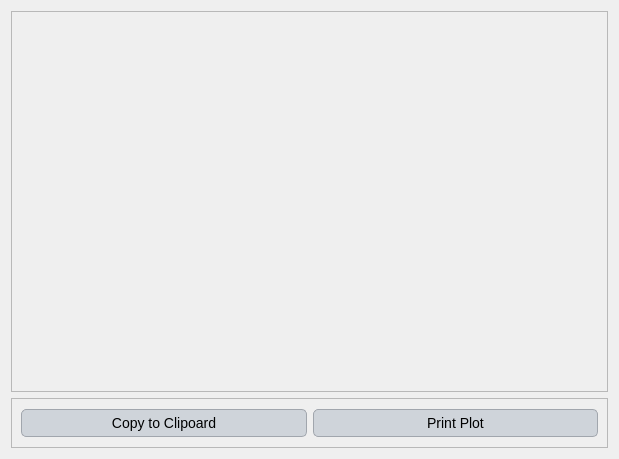
The window that ui/owq_graph.ui (Inigobarbe/VFSMOD-GUI) describes before a commit, drawn with Qt 5.
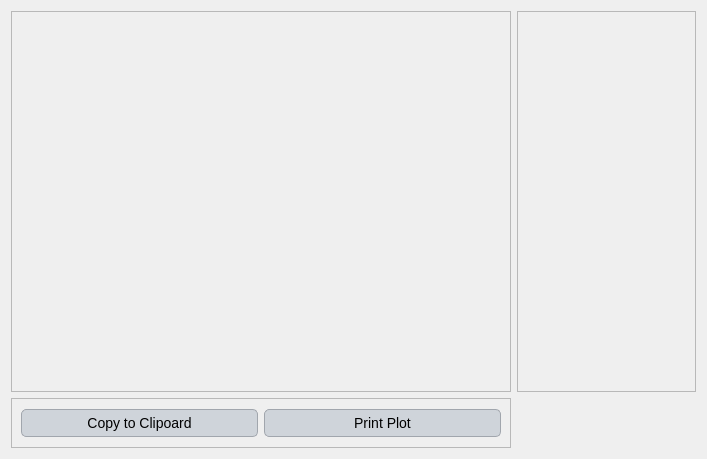
The same window after the commit.

The edit to the form file:
```diff
--- a/ui/owq_graph.ui
+++ b/ui/owq_graph.ui
@@ -6,7 +6,7 @@
    <rect>
     <x>0</x>
     <y>0</y>
-    <width>619</width>
+    <width>707</width>
     <height>459</height>
    </rect>
   </property>
@@ -119,6 +119,28 @@
   <layout class="QGridLayout" name="gridLayout_2">
    <item row="0" column="0">
     <widget class="QFrame" name="frame">
+     <property name="minimumSize">
+      <size>
+       <width>500</width>
+       <height>0</height>
+      </size>
+     </property>
+     <property name="maximumSize">
+      <size>
+       <width>500</width>
+       <height>16777215</height>
+      </size>
+     </property>
+     <property name="frameShape">
+      <enum>QFrame::StyledPanel</enum>
+     </property>
+     <property name="frameShadow">
+      <enum>QFrame::Raised</enum>
+     </property>
+    </widget>
+   </item>
+   <item row="0" column="1">
+    <widget class="QFrame" name="frame_3">
      <property name="frameShape">
       <enum>QFrame::StyledPanel</enum>
      </property>
```
